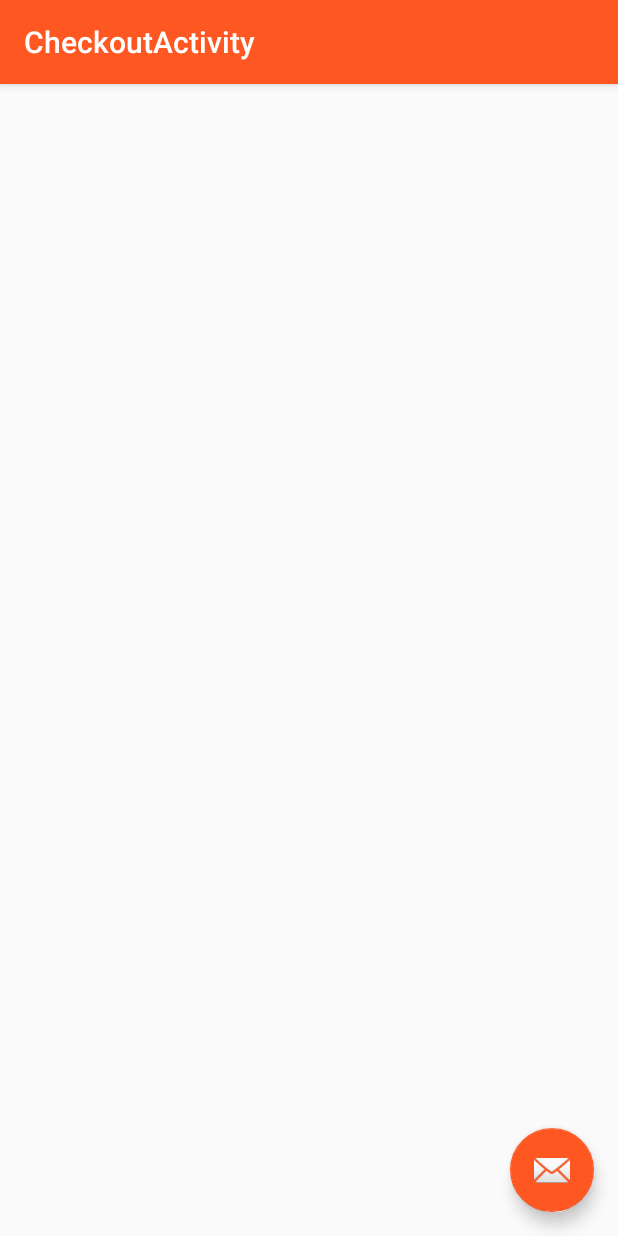
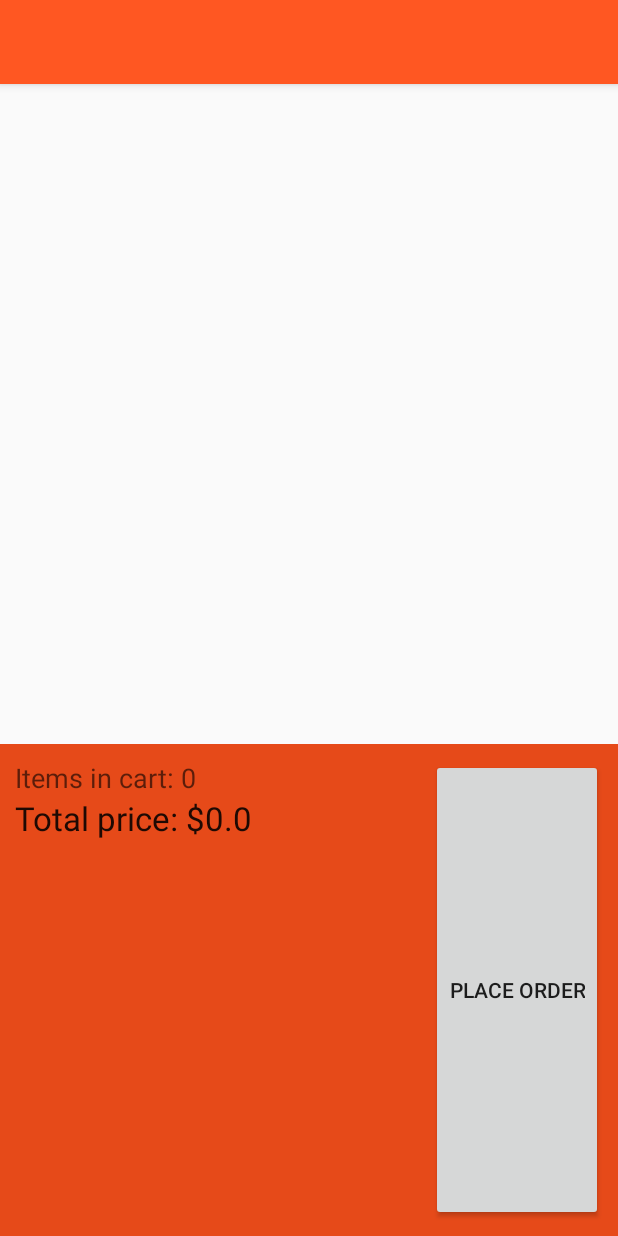
Before and after one commit to muratozgul/FoodieAndroid, an Android app: the CheckoutActivity screen opened directly, with no data from a screen before it, on a phone screen of 412 x 824 dp. Run offline under Robolectric (Android 15) with nearby library versions, the phone set to English and light mode, and no system bars; our stand-ins replace Volley; 3 statements that could not run were skipped.

Commit message:
checkout page layout

```diff
--- a/app/src/main/java/app/com/example/foodie/foodieandroid/Activities/CheckoutActivity.java
+++ b/app/src/main/java/app/com/example/foodie/foodieandroid/Activities/CheckoutActivity.java
@@ -1,31 +1,76 @@
 package app.com.example.foodie.foodieandroid.Activities;
 
+
 import android.os.Bundle;
-import android.support.design.widget.FloatingActionButton;
-import android.support.design.widget.Snackbar;
 import android.support.v7.app.AppCompatActivity;
-import android.support.v7.widget.Toolbar;
-import android.view.View;
+import android.support.v7.widget.LinearLayoutManager;
+import android.support.v7.widget.RecyclerView;
+import android.widget.Button;
+import android.widget.TextView;
 
+
+import java.util.ArrayList;
+import java.util.List;
+
+import app.com.example.foodie.foodieandroid.Adapters.OrderItemAdapter;
+import app.com.example.foodie.foodieandroid.Application.FoodieApp;
+import app.com.example.foodie.foodieandroid.ModelSecondary.OrderItem;
 import app.com.example.foodie.foodieandroid.R;
 
 public class CheckoutActivity extends AppCompatActivity {
+    private static final String TAG = "CheckoutActivity";
+    private RecyclerView cartItemsRecyclerView;
+    private RecyclerView.Adapter cartItemsAdapter;
+    private RecyclerView.LayoutManager cartItemsLayoutManager;
+    private List<OrderItem> orderItems;
+
+    private Button placeOrderButton;
+    private TextView itemCountView;
+    private TextView totalPriceView;
 
     @Override
     protected void onCreate(Bundle savedInstanceState) {
         super.onCreate(savedInstanceState);
         setContentView(R.layout.activity_checkout);
-        Toolbar toolbar = (Toolbar) findViewById(R.id.toolbar);
-        setSupportActionBar(toolbar);
 
-        FloatingActionButton fab = (FloatingActionButton) findViewById(R.id.fab);
-        fab.setOnClickListener(new View.OnClickListener() {
-            @Override
-            public void onClick(View view) {
-                Snackbar.make(view, "Replace with your own action", Snackbar.LENGTH_LONG)
-                        .setAction("Action", null).show();
-            }
-        });
+        //Toolbar toolbar = (Toolbar) findViewById(R.id.toolbar);
+        //setSupportActionBar(toolbar);
+        getSupportActionBar().setDisplayHomeAsUpEnabled(true);
+        //in manifest file -> set android:parentActivityName
+
+        //intent data for order
+        //Intent intent = getIntent();
+        orderItems = new ArrayList<OrderItem>();
+
+        placeOrderButton = (Button) findViewById(R.id.placeOrderButton);
+        itemCountView = (TextView) findViewById(R.id.cartItemCount);
+        totalPriceView = (TextView) findViewById(R.id.cartTotalCost);
+
+
+        cartItemsRecyclerView = (RecyclerView) findViewById(R.id.ordersItemsRecyclerView);
+        //enable optimizations if all item views are
+        // of the same height and width for significantly smoother scrolling
+        //ordersRecyclerView.setHasFixedSize(true);
+
+        cartItemsLayoutManager = new LinearLayoutManager(this);
+        cartItemsRecyclerView.setLayoutManager(cartItemsLayoutManager);
+
+        // specify an adapter
+        cartItemsAdapter = new OrderItemAdapter(orderItems, this);
+        cartItemsRecyclerView.setAdapter(cartItemsAdapter);
+
     }
 
+    @Override
+    protected void onStart(){
+        super.onStart();
+        rePopulateAdapter();
+        itemCountView.setText("Items in cart: " + FoodieApp.getInstance().getCart().size());
+        totalPriceView.setText("Total price: $" + Double.toString(FoodieApp.getInstance().getCart().getTotalCost()));
+    }
+
+    protected void rePopulateAdapter(){
+        this.orderItems = FoodieApp.getInstance().getCart().getItemsAsList();
+        this.cartItemsAdapter.notifyDataSetChanged();
+    }
 }
--- a/app/src/main/java/app/com/example/foodie/foodieandroid/DAO/OrderDAO.java
+++ b/app/src/main/java/app/com/example/foodie/foodieandroid/DAO/OrderDAO.java
@@ -188,7 +188,7 @@ public class OrderDAO {
     }
 
     //############################
-    //JSON parsing methods
+    //JSON parsing methods (obsolete - not used)
     //############################
 
     public static Order parseJsonObject(JSONObject jsonObject){
--- a/app/src/main/java/app/com/example/foodie/foodieandroid/Helpers/ShoppingCart.java
+++ b/app/src/main/java/app/com/example/foodie/foodieandroid/Helpers/ShoppingCart.java
@@ -1,10 +1,12 @@
 package app.com.example.foodie.foodieandroid.Helpers;
 
+import java.util.ArrayList;
 import java.util.HashMap;
 import java.util.Map;
 
 import app.com.example.foodie.foodieandroid.Model.Dish;
 import app.com.example.foodie.foodieandroid.ModelSecondary.Order;
+import app.com.example.foodie.foodieandroid.ModelSecondary.OrderItem;
 
 
 public class ShoppingCart {
@@ -13,6 +15,7 @@ public class ShoppingCart {
 
     // Key: Dish, Value: Quantity
     private HashMap<Dish, Integer> contents;
+    private Double totalCost;
 
     //############################
     //Constructors
@@ -20,6 +23,7 @@ public class ShoppingCart {
 
     protected ShoppingCart(){
         this.contents = new HashMap<Dish, Integer>();
+        this.totalCost = 0d;
     }
 
     //############################
@@ -47,15 +51,37 @@ public class ShoppingCart {
         return sum;
     }
 
+    public ArrayList<OrderItem> getItemsAsList() {
+        ArrayList<OrderItem> items = new ArrayList<OrderItem>();
+
+        for (Map.Entry<Dish, Integer> entry : this.contents.entrySet()) {
+            Dish dish = entry.getKey();
+            int quantity = entry.getValue().intValue();
+
+            double price = quantity*dish.getPrice();
+
+            items.add(new OrderItem(dish.getDish_id(), quantity, price));
+        }
+
+        return items;
+    }
+
+    public Double getTotalCost() {
+        return totalCost;
+    }
+
     //############################
     //Other Methods
     //############################
 
     public void empty(){
+        this.totalCost = 0d;
         this.contents = new HashMap<Dish, Integer>();
     }
 
     public void addOne(Dish dish){
+        this.totalCost += dish.getPrice();
+
         if(this.contents.containsKey(dish)){
             this.contents.put(dish, this.contents.get(dish)+1);
         } else {
@@ -64,6 +90,8 @@ public class ShoppingCart {
     }
 
     public void removeOne(Dish dish){
+        this.totalCost -= dish.getPrice();
+
         if(this.contents.containsKey(dish)){
             int amount = this.contents.get(dish);
             if(amount <= 1){
@@ -75,7 +103,11 @@ public class ShoppingCart {
     }
 
     public void removeAll(Dish dish){
+
         if(this.contents.containsKey(dish)){
+            int quantity = this.contents.get(dish);
+            this.totalCost -= (quantity*dish.getPrice());
+
             this.contents.remove(dish);
         }
     }
--- a/app/src/main/java/app/com/example/foodie/foodieandroid/ModelSecondary/OrderItem.java
+++ b/app/src/main/java/app/com/example/foodie/foodieandroid/ModelSecondary/OrderItem.java
@@ -24,6 +24,9 @@ public class OrderItem implements Parcelable {
     @SerializedName("price")
     private double totalPrice;
 
+    @SerializedName("dish")
+    private Dish dishObject;
+
     //############################
     //Constructors
     //############################
@@ -33,18 +36,21 @@ public class OrderItem implements Parcelable {
         this.order_id = orderId;
         this.dish_id = dish_id;
         this.quantity = quantity;
+        this.dishObject = null;
     }
 
     public OrderItem(int dish_id, int quantity, double totalPrice) {
         this.dish_id = dish_id;
         this.quantity = quantity;
         this.totalPrice = totalPrice;
+        this.dishObject = null;
     }
 
     public OrderItem(Dish dish, int quantity, double totalPrice) {
         this.dish_id = dish.getDish_id();
         this.quantity = quantity;
         this.totalPrice = totalPrice;
+        this.dishObject = dish;
     }
 
     //############################
--- a/app/src/main/res/layout/activity_checkout.xml
+++ b/app/src/main/res/layout/activity_checkout.xml
@@ -1,13 +1,14 @@
 <?xml version="1.0" encoding="utf-8"?>
-<android.support.design.widget.CoordinatorLayout
-    xmlns:android="http://schemas.android.com/apk/res/android"
+<RelativeLayout xmlns:android="http://schemas.android.com/apk/res/android"
+
     xmlns:app="http://schemas.android.com/apk/res-auto"
     xmlns:tools="http://schemas.android.com/tools" android:layout_width="match_parent"
     android:layout_height="match_parent" android:fitsSystemWindows="true"
     tools:context="app.com.example.foodie.foodieandroid.Activities.CheckoutActivity">
 
     <android.support.design.widget.AppBarLayout android:layout_height="wrap_content"
-        android:layout_width="match_parent" android:theme="@style/AppTheme.AppBarOverlay">
+        android:layout_width="match_parent" android:theme="@style/AppTheme.AppBarOverlay"
+        android:id="@+id/view">
 
         <android.support.v7.widget.Toolbar android:id="@+id/toolbar"
             android:layout_width="match_parent" android:layout_height="?attr/actionBarSize"
@@ -15,11 +16,45 @@
 
     </android.support.design.widget.AppBarLayout>
 
-    <include layout="@layout/content_checkout" />
+    <include
+        android:id="@+id/cartItems"
+        android:layout_width="fill_parent"
+        android:layout_height="440dp"
+        layout="@layout/content_checkout"
+        android:layout_below="@+id/view" />
 
-    <android.support.design.widget.FloatingActionButton android:id="@+id/fab"
-        android:layout_width="wrap_content" android:layout_height="wrap_content"
-        android:layout_gravity="bottom|end" android:layout_margin="@dimen/fab_margin"
-        android:src="@android:drawable/ic_dialog_email" />
+    <RelativeLayout
+        android:layout_width="match_parent"
+        android:layout_height="match_parent"
+        android:orientation="horizontal"
+        android:layout_below="@+id/cartItems"
+        android:padding="10dp"
+        android:background="@color/colorPrimaryDark">
 
-</android.support.design.widget.CoordinatorLayout>
+        <Button
+            android:layout_width="wrap_content"
+            android:layout_height="match_parent"
+            android:text="Place Order"
+            android:id="@+id/placeOrderButton"
+            android:layout_centerVertical="true"
+            android:layout_alignParentRight="true" />
+
+        <TextView
+            android:layout_width="wrap_content"
+            android:layout_height="wrap_content"
+            android:textAppearance="?android:attr/textAppearanceMedium"
+            android:text="Items in cart: 0"
+            android:id="@+id/cartItemCount"
+            android:layout_alignParentTop="true" />
+
+        <TextView
+            android:layout_width="wrap_content"
+            android:layout_height="wrap_content"
+            android:textAppearance="?android:attr/textAppearanceLarge"
+            android:text="Total price: $0"
+            android:id="@+id/cartTotalCost"
+            android:layout_centerVertical="true"
+            android:layout_below="@+id/cartItemCount" />
+    </RelativeLayout>
+
+</RelativeLayout>
```
Also changed, not shown: app/src/main/java/app/com/example/foodie/foodieandroid/Adapters/OrderAdapter.java (+2 -5 lines), app/src/main/java/app/com/example/foodie/foodieandroid/Adapters/ShoppingCartAdapter.java (added, +119 -0 lines), app/src/main/java/app/com/example/foodie/foodieandroid/DAO/GsonRequest.java (+5 -6 lines), app/src/main/java/app/com/example/foodie/foodieandroid/ModelSecondary/Order.java (+7 -0 lines), app/src/main/res/layout/card_order.xml (+2 -11 lines), 1 other file.
